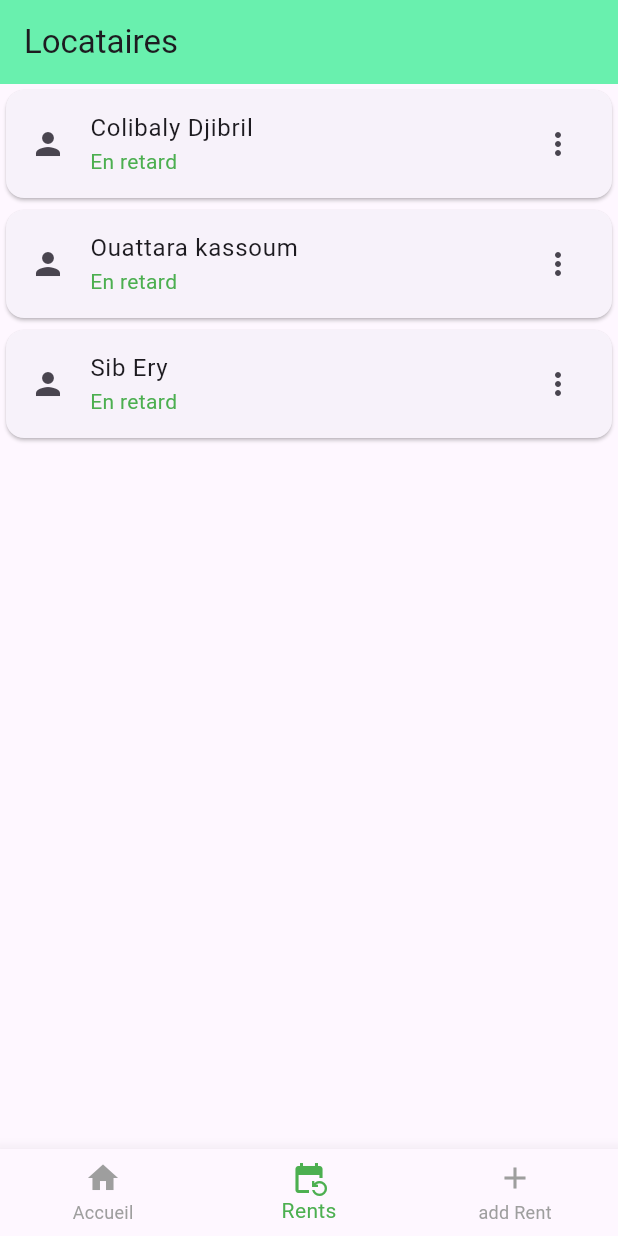
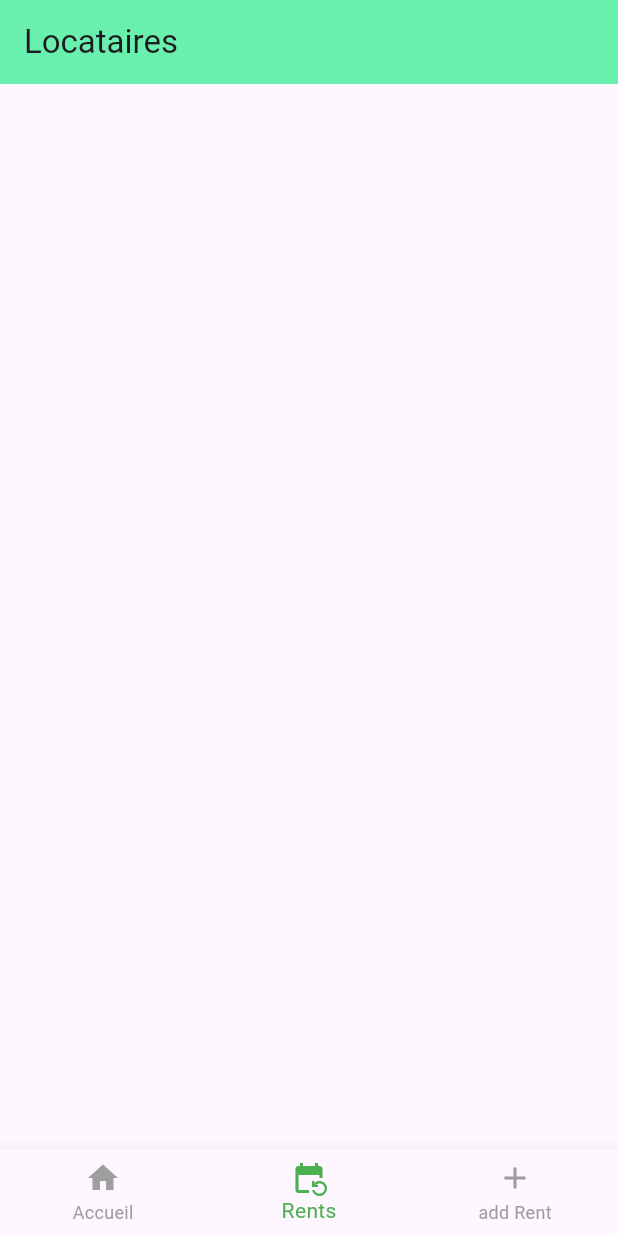
Before and after one commit to koneAbouD/rent, a Flutter app: the screen it shows after launch, item 2 of the bottom bar chosen, on a phone screen of 412 x 824 dp. Run offline on Flutter 3.47's test engine with Material 3 defaults, Android fonts, the light colour scheme and no system bars; our stand-ins replace cloud_firestore, date_field, firebase_core, flutter_svg; missing offline and left inert: dart:js_interop; accounts and stored records are empty.

Commit message:
wip 31-05-2024

```diff
--- a/lib/page/tenants_page.dart
+++ b/lib/page/tenants_page.dart
@@ -10,7 +10,7 @@ class TenantPage extends StatefulWidget {
 }
 
 class _TenantsPageState extends State<TenantPage> {
-  final tenants = [
+  /*final tenants = [
     {
       "name" : "Colibaly Djibril",
       "moisArrieres" : 0,
@@ -26,7 +26,7 @@ class _TenantsPageState extends State<TenantPage> {
       "moisArrieres" : 4,
       "appartement" : "A2"
     }
-  ];
+  ];*/
   @override
   Widget build(BuildContext context) {
     return Center(
@@ -41,17 +41,18 @@ class _TenantsPageState extends State<TenantPage> {
               return const Text('Aucune donneé');
             }
 
-            /*List<dynamic> tenants = [];
+            List<dynamic> tenants = [];
             snapshot.data!.docs.forEach((element){
               tenants.add(element);
-            });*/
+            });
 
             return ListView.builder(
               itemCount: tenants.length,
               itemBuilder: (context, index){
                 final tenant = tenants[index];
                 final nom = tenant['name'];
-                final moisArrieres = tenant['moisArrieres'] as int;
+                final moisArrieres = 2;
+                //final moisArrieres = tenant['moisArrieres'] as int;
                 return Card(
                   child: ListTile(
                     leading: const Icon(Icons.person),
```
